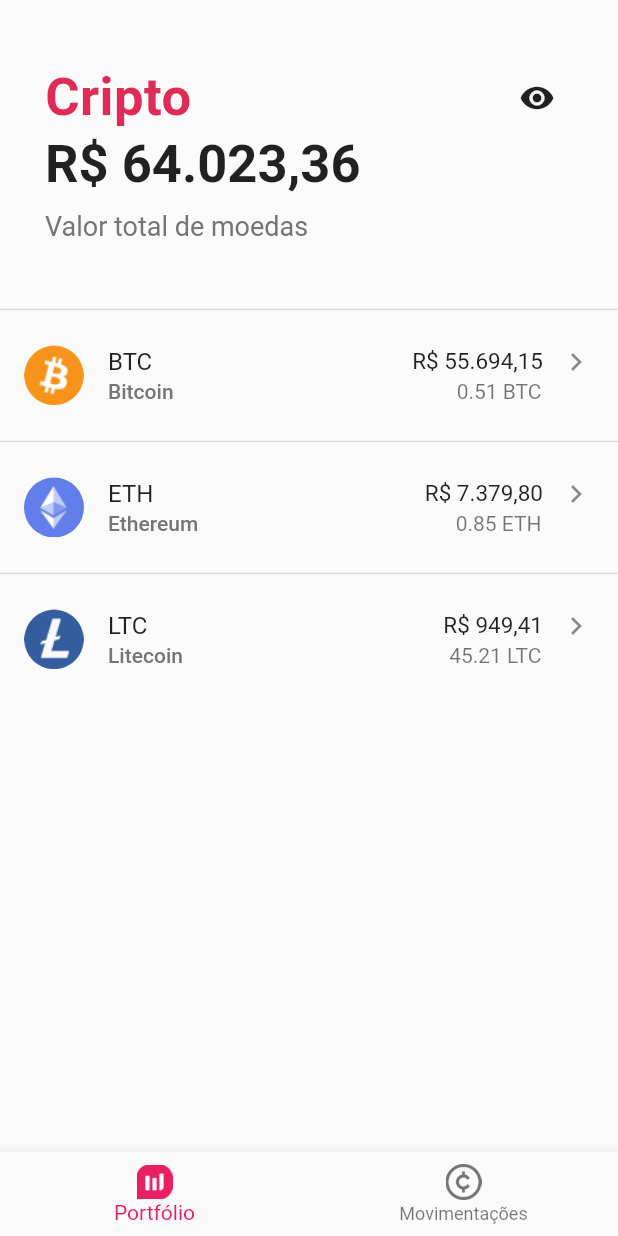
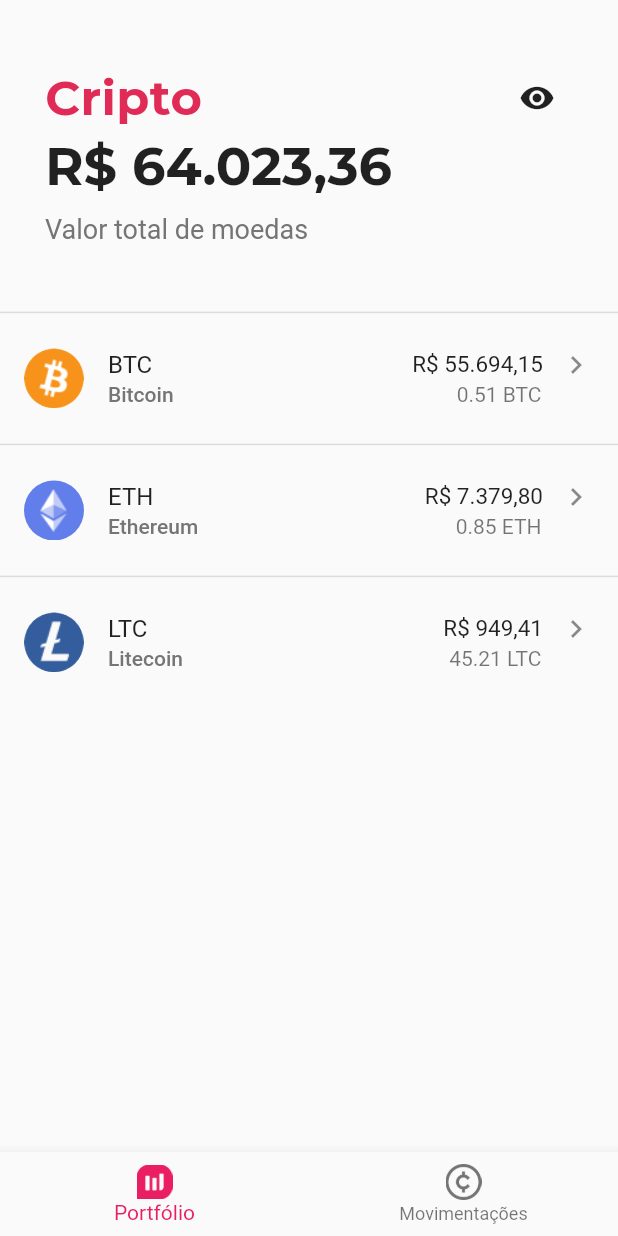
Before and after one commit to guilhermemaiawarren/cryptos_project, a Flutter app: the screen it shows after launch, on a phone screen of 412 x 824 dp. Run offline on Flutter 3.47's test engine with Material 2 defaults, Android fonts, the phone set to English and light mode, and no system bars; our stand-ins replace hooks_riverpod.

Commit message:
feat: added font Montserrat

```diff
--- a/lib/src/presenter/screens/wallet/widgets/wallet_visibility.dart
+++ b/lib/src/presenter/screens/wallet/widgets/wallet_visibility.dart
@@ -41,8 +41,9 @@ class _WalletVisibilityState extends ConsumerState<WalletVisibility> {
                 'Cripto',
                 style: TextStyle(
                   fontWeight: FontWeight.bold,
+                  fontFamily: 'Montserrat',
                   letterSpacing: 0.3,
-                  fontSize: 35,
+                  fontSize: 32,
                   color: Color.fromRGBO(224, 43, 87, 1),
                 ),
               ),
@@ -64,11 +65,12 @@ class _WalletVisibilityState extends ConsumerState<WalletVisibility> {
                   style: const TextStyle(
                     fontWeight: FontWeight.bold,
                     fontSize: 35,
+                    fontFamily: 'Montserrat'
                   ),
                 )
               : Container(
-                  width: 200,
-                  height: 41,
+                  width: 240,
+                  height: 43,
                   decoration: BoxDecoration(
                     color: Colors.grey.shade300,
                     borderRadius: BorderRadius.circular(5),
```
Also changed, not shown: pubspec.yaml (+6 -12 lines), assets/fonts/Montserrat-Bold.ttf (added), assets/fonts/Montserrat-Regular.ttf (added).
